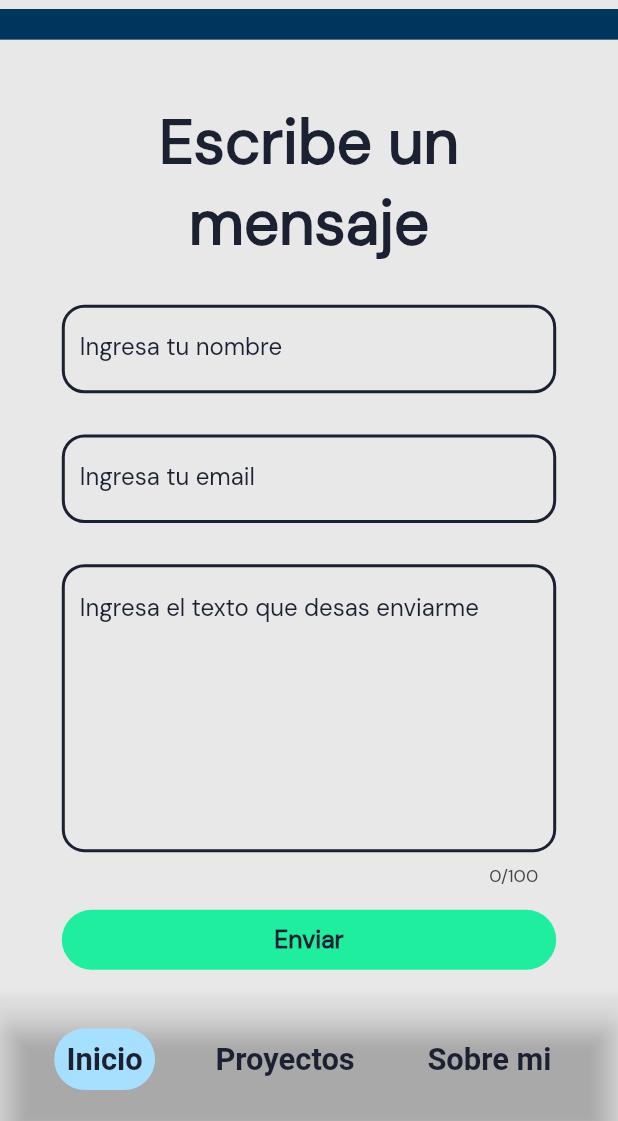
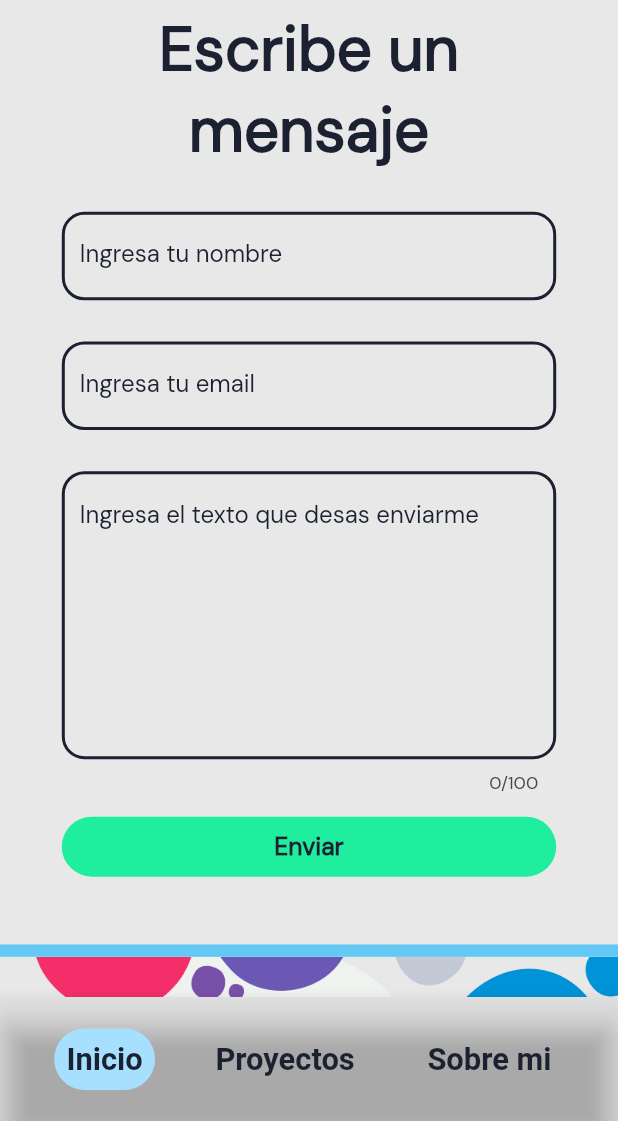
Before and after one commit to SanRM/Portafolio-flutter, a Flutter app: the screen it shows after launch, after a tap on "Contacto", on a phone screen of 412 x 824 dp, the part 115-1236 px from its top. Run offline on Flutter 3.47's test engine with Material 2 defaults, Android fonts, the phone set to English and light mode, and no system bars; our stand-ins replace blur, cloud_firestore, firebase_core, simple_gradient_text; accounts and stored records are empty.

Commit message:
minor changes, stable version

```diff
--- a/lib/screens/Desktop/widgets/project_board.dart
+++ b/lib/screens/Desktop/widgets/project_board.dart
@@ -21,7 +21,6 @@ class ProjectBoard extends StatefulWidget {
 class _ProjectBoardState extends State<ProjectBoard> {
   List labels = ['HTML', 'CSS', 'JavaScript', 'Java'];
 
-  bool buttonOnPressed = false;
 
   static List<ProjectManager> proyectos = [
     const ProjectManager(
@@ -58,6 +57,7 @@ class _ProjectBoardState extends State<ProjectBoard> {
   ];
 
   List<Widget> projectSelected = proyectos;
+  bool buttonOnPressed = false;
 
   _selectButtonLabel(labelSelected, projects) {
     setState(() {
--- a/lib/screens/Desktop/widgets/project_utilities.dart
+++ b/lib/screens/Desktop/widgets/project_utilities.dart
@@ -21,7 +21,7 @@ class ProjectFilter {
       if (labelsFilter.isEmpty == false) {
         if (labelsFilter[0] == labelToCompare) {
           //print('Hay etiquetas iguales en el proyecto $i');
-          print(labelsFilter);
+          //print(labelsFilter);
 
           filtroFinal.add(projects[i]);
 
--- a/lib/screens/Mobile/mobile.dart
+++ b/lib/screens/Mobile/mobile.dart
@@ -13,17 +13,39 @@ class Mobile extends StatefulWidget {
   const Mobile({super.key});
 
   @override
-  State<Mobile> createState() => _MobileState();
+  State<Mobile> createState() => MobileState();
 }
 
-class _MobileState extends State<Mobile> {
+class MobileState extends State<Mobile> {
   final ScrollController _scrollController = ScrollController();
 
   bool _backgroundColorSelected1 = true;
   bool _backgroundColorSelected2 = false;
   bool _backgroundColorSelected3 = false;
 
-  double currentPage = 1;
+  buttonSelected(buttonName) {
+    setState(() {
+      switch (buttonName) {
+        case 'Inicio':
+          _backgroundColorSelected1 = true;
+          _backgroundColorSelected2 = false;
+          _backgroundColorSelected3 = false;
+          break;
+
+        case 'Proyectos':
+          _backgroundColorSelected1 = false;
+          _backgroundColorSelected2 = true;
+          _backgroundColorSelected3 = false;
+          break;
+
+        case 'Sobre mi':
+          _backgroundColorSelected1 = false;
+          _backgroundColorSelected2 = false;
+          _backgroundColorSelected3 = true;
+          break;
+      }
+    });
+  }
 
   AppBar buildAppBar() {
     bool isDarkMode = context.watch<ThemeProvider>().isDarkMode;
@@ -112,14 +134,7 @@ class _MobileState extends State<Mobile> {
     return InkWell(
       customBorder: CircleBorder(),
       onTap: () {
-        setState(() {
-          currentPage = 1.07;
-        });
-        _scrollController.animateTo(
-          _scrollController.position.maxScrollExtent / 1.08,
-          duration: const Duration(milliseconds: 500),
-          curve: Curves.easeInOut,
-        );
+        Scrollable.ensureVisible(globalKeySendMessagePage.currentContext!, duration: Duration(seconds: 1), curve: Curves.easeInOutCubicEmphasized);
       },
       child: Container(
         padding:
@@ -181,54 +196,24 @@ class _MobileState extends State<Mobile> {
               buildBottomAppBarButton(
                 label: 'Inicio',
                 onPressed: () {
-                  setState(() {
-                    currentPage = height - (height / 0.95);
-                  });
-                  _scrollController.animateTo(
-                    currentPage,
-                    duration: const Duration(milliseconds: 500),
-                    curve: Curves.easeInOut,
-                  );
-                  _backgroundColorSelected1 = true;
-                  _backgroundColorSelected2 = false;
-                  _backgroundColorSelected3 = false;
+                  Scrollable.ensureVisible(globalKeyInitialInformation.currentContext!, duration: Duration(seconds: 1), curve: Curves.easeInOutCubicEmphasized);
+                  buttonSelected('Inicio');
                 },
                 isSelected: _backgroundColorSelected1,
               ),
               buildBottomAppBarButton(
                 label: 'Proyectos',
                 onPressed: () {
-                  print(height);
-                  setState(() {
-                    currentPage = height * 1;
-                  });
-                  _scrollController.animateTo(
-                    height - (height / 2
-                    ),
-                    duration: const Duration(milliseconds: 500),
-                    curve: Curves.easeInOut,
-                  );
-                  _backgroundColorSelected1 = false;
-                  _backgroundColorSelected2 = true;
-                  _backgroundColorSelected3 = false;
+                  Scrollable.ensureVisible(globalKeyProjectBoard.currentContext!, duration: Duration(seconds: 1), curve: Curves.easeInOutCubicEmphasized);
+                  buttonSelected('Proyectos');
                 },
                 isSelected: _backgroundColorSelected2,
               ),
               buildBottomAppBarButton(
                 label: 'Sobre mi',
                 onPressed: () {
-                  setState(() {
-                    currentPage = 1.9;
-                  });
-                  _scrollController.animateTo(
-                    height / 0.63,
-                    duration: const Duration(milliseconds: 500),
-                    curve: Curves.easeInOut,
-                  );
-
-                  _backgroundColorSelected1 = false;
-                  _backgroundColorSelected2 = false;
-                  _backgroundColorSelected3 = true;
+                  Scrollable.ensureVisible(globalKeyAboutMe.currentContext!, duration: Duration(seconds: 1), curve: Curves.easeInOutCubicEmphasized);
+                  buttonSelected('Sobre mi');
                 },
                 isSelected: _backgroundColorSelected3,
               ),
--- a/lib/screens/Mobile/widgets/SendMessagePage.dart
+++ b/lib/screens/Mobile/widgets/SendMessagePage.dart
@@ -1,6 +1,8 @@
 import 'package:flutter/material.dart';
 import 'package:portafolio/services/firebase_service.dart';
 import 'package:portafolio/styles/styles.dart';
+
+GlobalKey globalKeySendMessagePage = GlobalKey();
 
 class SendMessagePage extends StatefulWidget {
   const SendMessagePage({super.key, required this.height, required this.width});
@@ -118,20 +120,24 @@ class _SendMessagePageState extends State<SendMessagePage> {
     }
 
     return Container(
+
       color: Theme.of(context).colorScheme.primary,
       child: Column(
         children: [
           Container(
+
               padding: EdgeInsets.all(width / 20),
               width: width,
               //color: const Color.fromARGB(255, 54, 244, 155),
               child: Form(
                 key: _formKey,
                 child: Column(
+
                   children: [
                     //IconButton(onPressed: _showApprovedSnackBar, icon: Icon(Icons.warning_rounded)),
                     //IconButton(onPressed: _showRejectedSnackBar, icon: Icon(Icons.warning_rounded)),
                     Container(
+                      key: globalKeySendMessagePage,
                       //color: Colors.amber,
                       alignment: Alignment.center,
                       child: Text(
--- a/lib/screens/Mobile/widgets/about_me.dart
+++ b/lib/screens/Mobile/widgets/about_me.dart
@@ -1,6 +1,8 @@
 import 'package:flutter/material.dart';
 import 'package:portafolio/styles/styles.dart';
 import 'package:simple_gradient_text/simple_gradient_text.dart';
+
+GlobalKey globalKeyAboutMe = GlobalKey();
 
 class AboutMe extends StatelessWidget {
   const AboutMe({
@@ -18,6 +20,7 @@ class AboutMe extends StatelessWidget {
   @override
   Widget build(BuildContext context) {
     return Container(
+      key: globalKeyAboutMe,
       width: width,
       color: const Color.fromRGBO(0, 54, 93, 1),
       child: Padding(
--- a/lib/screens/Mobile/widgets/initial_information.dart
+++ b/lib/screens/Mobile/widgets/initial_information.dart
@@ -6,7 +6,9 @@ import 'package:portafolio/styles/styles.dart';
 import 'package:simple_gradient_text/simple_gradient_text.dart';
 import 'package:url_launcher/url_launcher.dart';
 
-class InitialInformation extends StatelessWidget {
+GlobalKey globalKeyInitialInformation = GlobalKey();
+
+class InitialInformation extends StatefulWidget {
   final double width;
   final double height;
 
@@ -17,8 +19,16 @@ class InitialInformation extends StatelessWidget {
   });
 
   @override
+  State<InitialInformation> createState() => InitialInformationState();
+}
+
+class InitialInformationState extends State<InitialInformation> {
+
+  @override
   Widget build(BuildContext context) {
+
     return Container(
+      key: globalKeyInitialInformation,
       //color: Colors.red,
       child: Column(
         children: [
@@ -26,8 +36,8 @@ class InitialInformation extends StatelessWidget {
             padding: paddingSymetricMiddle,
             child: Container(
               padding: paddingSymetricMiddle,
-              width: width,
-              height: height / 4,
+              width: widget.width,
+              height: widget.height / 4,
               //color: Colors.red,
               child: Image.asset('assets/images/PrincipaImage.png'),
             ),
@@ -36,21 +46,21 @@ class InitialInformation extends StatelessWidget {
             padding: paddingSymetricMiddle,
             child: Container(
                 alignment: Alignment.center,
-                width: width,
-                height: height / 14,
+                width: widget.width,
+                height: widget.height / 14,
                 //color: const Color.fromARGB(255, 54, 244, 139),
                 child: Text('PORTAFOLIO',
                     style: TextStyle(
                         fontFamily: principalFontFamily,
-                        fontSize: width / 15,
+                        fontSize: widget.width / 15,
                         letterSpacing: 6,
                         color: Theme.of(context).colorScheme.onPrimary))),
           ),
           Padding(
             padding: paddingSymetricMiddle,
             child: Container(
-              width: width,
-              height: height / 150,
+              width: widget.width,
+              height: widget.height / 150,
               color: Theme.of(context).colorScheme.onPrimary,
             ),
           ),
@@ -67,7 +77,7 @@ class InitialInformation extends StatelessWidget {
                 colors: principalDegradee,
                 style: TextStyle(
                     fontFamily: principalFontFamily,
-                    fontSize: width / 9,
+                    fontSize: widget.width / 9,
                     color: Theme.of(context).colorScheme.secondary),
               ),
             ),
@@ -80,14 +90,14 @@ class InitialInformation extends StatelessWidget {
               textAlign: TextAlign.center,
               style: TextStyle(
                   fontFamily: principalFontFamily,
-                  fontSize: width / 18,
+                  fontSize: widget.width / 18,
                   color: Theme.of(context).colorScheme.onPrimary),
             ),
           ),
           Container(
-            padding: EdgeInsets.only(bottom: height / 20, top: height / 40),
+            padding: EdgeInsets.only(bottom: widget.height / 20, top: widget.height / 40),
             //color: Colors.blue,
-            width: width / 1.5,
+            width: widget.width / 1.5,
             child: Row(
               mainAxisAlignment: MainAxisAlignment.spaceEvenly,
               children: [
@@ -103,7 +113,7 @@ class InitialInformation extends StatelessWidget {
                     borderRadius: BorderRadius.circular(15),
                     child: Container(
                       padding: EdgeInsets.all(20),
-                      width: width / 4,
+                      width: widget.width / 4,
                       decoration: BoxDecoration(
                         borderRadius: BorderRadius.circular(15),
                         color: const Color.fromRGBO(47, 59, 82, 1),
@@ -127,7 +137,7 @@ class InitialInformation extends StatelessWidget {
                     borderRadius: BorderRadius.circular(15),
                     child: Container(
                       padding: EdgeInsets.all(20),
-                      width: width / 4,
+                      width: widget.width / 4,
                       decoration: BoxDecoration(
                         borderRadius: BorderRadius.circular(15),
                         color: const Color.fromRGBO(1, 120, 180, 1),
--- a/lib/screens/Mobile/widgets/project_board.dart
+++ b/lib/screens/Mobile/widgets/project_board.dart
@@ -4,26 +4,10 @@ import 'package:flutter/material.dart';
 import 'package:portafolio/screens/Mobile/widgets/project_utilities.dart';
 import 'package:portafolio/styles/styles.dart';
 
-class ProjectBoard extends StatefulWidget {
-  ProjectBoard({
-    super.key,
-    required this.width,
-    required this.height,
-  });
-
-  final double width;
-  final double height;
-
-  @override
-  State<ProjectBoard> createState() => _ProjectBoardState();
-}
-
-class _ProjectBoardState extends State<ProjectBoard> {
+GlobalKey globalKeyProjectBoard = GlobalKey();
 List labels = ['HTML', 'CSS', 'JavaScript', 'Java'];
 
-  bool buttonOnPressed = false;
-
-  static List<ProjectManager> proyectos = [
+List<ProjectManager> proyectos = [
 const ProjectManager(
     cardBgColor: const Color.fromARGB(255, 105, 214, 247),
     projectTitle: 'Encriptador de texto',
@@ -31,6 +15,7 @@ class _ProjectBoardState extends State<ProjectBoard> {
     projectDescription: 'Descripción proyecto',
     projectLabels: const ['HTML', 'CSS', 'JavaScript'],
     projectLink: 'https://github.com/SanRM/Encriptador'),
+
 const ProjectManager(
   cardBgColor: Colors.pink,
   projectTitle: 'Proyecto creado con Java',
@@ -57,18 +42,36 @@ class _ProjectBoardState extends State<ProjectBoard> {
 ),
 ];
 
+class ProjectBoard extends StatefulWidget {
+  ProjectBoard({
+    super.key,
+    required this.width,
+    required this.height,
+  });
+
+  final double width;
+  final double height;
+
+  @override
+  State<ProjectBoard> createState() => _ProjectBoardState();
+}
+
+class _ProjectBoardState extends State<ProjectBoard> {
+
+
   List<Widget> projectSelected = proyectos;
+
+  bool buttonOnPressed = false;
 
   _selectButtonLabel(labelSelected, projects) {
     setState(() {
       projectSelected = [];
     });
 
-    Future.delayed(Duration(milliseconds: 5), () {
+    Future.delayed(Duration(milliseconds: 10), () {
       setState(() {
-        projectSelected =
-            ProjectFilter(projects: projects).getSimilitudes(labelSelected);
-        print(projectSelected);
+        projectSelected = ProjectFilter(projects: projects).getSimilitudes(labelSelected);
+        //print(projectSelected);
       });
     });
   }
@@ -78,7 +81,7 @@ class _ProjectBoardState extends State<ProjectBoard> {
       projectSelected = [];
     });
 
-    Future.delayed(Duration(milliseconds: 5), () {
+    Future.delayed(Duration(milliseconds: 10), () {
       setState(() {
         projectSelected = proyectos;
         //print(projectSelected);
@@ -110,6 +113,7 @@ class _ProjectBoardState extends State<ProjectBoard> {
   @override
   Widget build(BuildContext context) {
     return Container(
+      key: globalKeyProjectBoard,
       color: const Color.fromRGBO(162, 195, 195, 1),
       padding: projectBoardPadding,
       child: Container(
@@ -125,7 +129,7 @@ class _ProjectBoardState extends State<ProjectBoard> {
         child: ClipRRect(
           borderRadius: BorderRadius.circular(borderRadiusSecondary),
           child: Container(
-            padding: EdgeInsets.only(bottom: widget.height / 25),
+            padding: EdgeInsets.only(bottom: widget.height /100),
             decoration: BoxDecoration(
               color: Theme.of(context).colorScheme.secondary,
             ),
@@ -209,16 +213,12 @@ class _ProjectBoardState extends State<ProjectBoard> {
                                           _selectButtonLabel(
                                               labels[i], proyectos);
                                           _selectLabel(i);
-                                          // setState(() {
-                                          //   _setActualFilter = labels[i];
-                                          // });
                                         },
                                         //ButtonStyle(backgroundColor: MaterialStatePropertyAll(Colors.red))
                                         style: _selectedIndex == i
-                                            ? const ButtonStyle(
+                                            ? ButtonStyle(
                                                 padding:
-                                                    MaterialStatePropertyAll(
-                                                        paddingAll),
+                                                    MaterialStatePropertyAll(EdgeInsets.symmetric(vertical: widget.height/80, horizontal: widget.width/40)),
                                                 backgroundColor:
                                                     MaterialStatePropertyAll(
                                                   tertiary,
@@ -226,8 +226,7 @@ class _ProjectBoardState extends State<ProjectBoard> {
                                               )
                                             : ButtonStyle(
                                                 padding:
-                                                    MaterialStatePropertyAll(
-                                                        paddingAll),
+                                                    MaterialStatePropertyAll(EdgeInsets.symmetric(vertical: widget.height/80, horizontal: widget.width/40)),
                                                 backgroundColor:
                                                     MaterialStatePropertyAll(
                                                   Theme.of(context)
@@ -292,14 +291,12 @@ class _ProjectBoardState extends State<ProjectBoard> {
                                   },
                                   style: _mostrarTodosIsSelected == true
                                       ? ButtonStyle(
-                                          padding: MaterialStatePropertyAll(
-                                              paddingAll),
+                                          padding: MaterialStatePropertyAll(EdgeInsets.symmetric(vertical: widget.height/80, horizontal: widget.width/40)),
                                           backgroundColor:
                                               MaterialStatePropertyAll(
                                                   tertiary))
                                       : ButtonStyle(
-                                          padding: MaterialStatePropertyAll(
-                                              paddingAll),
+                                          padding: MaterialStatePropertyAll(EdgeInsets.symmetric(vertical: widget.height/80, horizontal: widget.width/40)),
                                           backgroundColor:
                                               MaterialStatePropertyAll(
                                                   Color.fromRGBO(
@@ -355,17 +352,10 @@ class _ProjectBoardState extends State<ProjectBoard> {
                 //             : Container(),
                 //       )
                 //     : Container(),
-                Container(
-                  //color: Colors.red,
-                  height: widget.height / 2.8,
-                  child: SingleChildScrollView(
-                    physics: BouncingScrollPhysics(),
-                    child: ListView(
+                ListView(
                   physics: const NeverScrollableScrollPhysics(),
                   shrinkWrap: true,
                   children: projectSelected,
-                    ),
-                  ),
                 ),
 
               ],
--- a/lib/screens/Mobile/widgets/project_utilities.dart
+++ b/lib/screens/Mobile/widgets/project_utilities.dart
@@ -20,7 +20,7 @@ class ProjectFilter {
       if (labelsFilter.isEmpty == false) {
         if (labelsFilter[0] == labelToCompare) {
           //print('Hay etiquetas iguales en el proyecto $i');
-          print(labelsFilter);
+          //print(labelsFilter);
 
           filtroFinal.add(projects[i]);
 
@@ -83,6 +83,8 @@ class _ProjectManagerState extends State<ProjectManager> {
   final List<String> projectLabels;
 
   bool? _onPress;
+
+
 
   _onPressAnimation() {
     setState(() {
```
Also changed, not shown: lib/screens/Desktop/desktop.dart (+4 -32 lines). Lines whose indentation alone changed are shown as unchanged.
